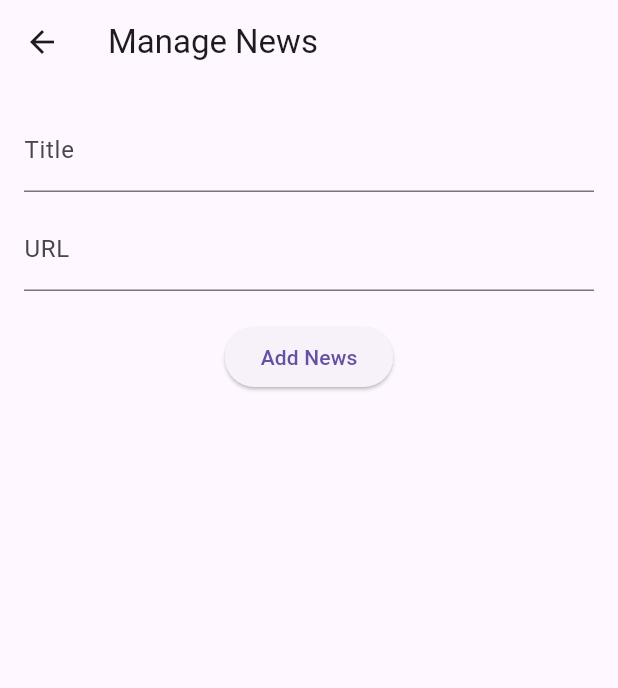
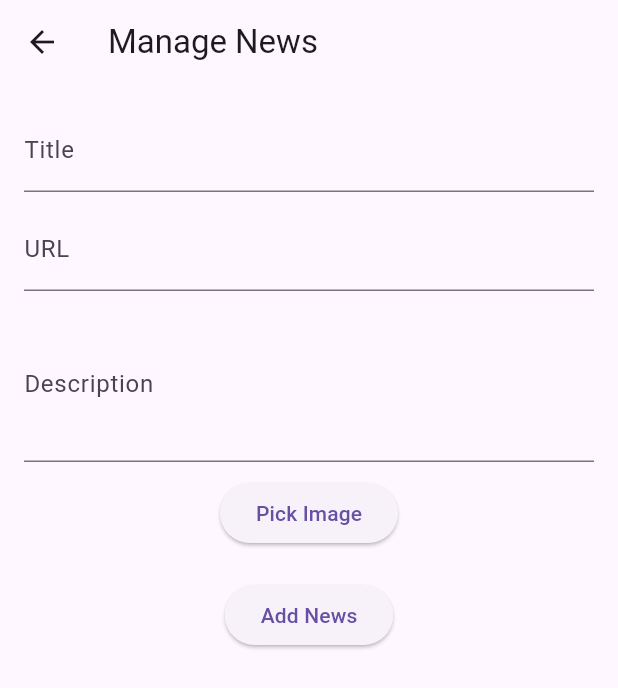
Before and after one commit to LazizbekDev/News_mobile, a Flutter app: the ManageNewsScreen screen opened directly, after a tap on "Add News", on a phone screen of 412 x 824 dp. Shown: the top 688 px of the screen. Run offline on Flutter 3.47's test engine with Material 3 defaults, Android fonts, the phone set to English and light mode, and no system bars; drawn by our look-alikes of carousel_slider; our stand-ins replace bloc, flutter_bloc, flutter_dotenv, image_picker, isar; accounts and stored records are empty; generated files the repository leaves out were written again; network calls fail.

Commit message:
part 'local_news_article.g.dart'; i lost my day

```diff
--- a/lib/data/local/news_api_service.dart
+++ b/lib/data/local/news_api_service.dart
@@ -36,6 +36,12 @@ class IsarService {
     });
   }
 
+  Future<void> updateArticle(LocalNewsArticle updatedArticle) async {
+    await isar.writeTxn(() async {
+      await isar.localNewsArticles.put(updatedArticle);
+    });
+  }
+
   Future<void> deleteArticle(int id) async {
     await isar.writeTxn(() async {
       await isar.localNewsArticles.delete(id);
--- a/lib/data/models/local_news_article.dart
+++ b/lib/data/models/local_news_article.dart
@@ -1,6 +1,5 @@
 import 'package:isar/isar.dart';
 import 'package:news_app/data/models/news_article.dart';
-
 part 'local_news_article.g.dart';
 
 @Collection()
@@ -30,4 +29,21 @@ class LocalNewsArticle {
       publishedAt: article.publishedAt.toIso8601String(),
     );
   }
+
+  LocalNewsArticle copyWith({
+    int? id,
+    String? title,
+    String? description,
+    String? url,
+    String? imageUrl,
+    String? publishedAt,
+  }) {
+    return LocalNewsArticle(
+      title: title ?? this.title,
+      description: description ?? this.description,
+      url: url ?? this.url,
+      imageUrl: imageUrl ?? this.imageUrl,
+      publishedAt: publishedAt ?? this.publishedAt,
+    )..id = id ?? this.id;
+  }
 }
--- a/lib/logic/local_news_bloc/local_news_event.dart
+++ b/lib/logic/local_news_bloc/local_news_event.dart
@@ -13,4 +13,9 @@ class DeleteNews extends LocalNewsEvent {
   DeleteNews(this.id);
 }
 
+class UpdateNews extends LocalNewsEvent {
+  final LocalNewsArticle updatedArticle;
+  UpdateNews(this.updatedArticle);
+}
+
 class LoadLocalNews extends LocalNewsEvent {}
--- a/lib/screens/manage_news_screen.dart
+++ b/lib/screens/manage_news_screen.dart
@@ -1,5 +1,9 @@
+import 'dart:io';
+
 import 'package:flutter/material.dart';
 import 'package:flutter_bloc/flutter_bloc.dart';
+import 'package:image_picker/image_picker.dart';
+import 'package:path_provider/path_provider.dart';
 import 'package:news_app/data/models/local_news_article.dart';
 import 'package:news_app/logic/local_news_bloc/local_news_bloc.dart';
 import 'package:news_app/widgets/local_news_carousel.dart';
@@ -14,12 +18,89 @@ class ManageNewsScreen extends StatefulWidget {
 class _ManageNewsScreenState extends State<ManageNewsScreen> {
   final _titleController = TextEditingController();
   final _urlController = TextEditingController();
+  final _descriptionController = TextEditingController();
+  File? _imageFile;
+  LocalNewsArticle? _editingArticle;
 
   @override
   void initState() {
     super.initState();
     debugPrint("ManageNewsScreen - dispatching LoadLocalNews");
     context.read<LocalNewsBloc>().add(LoadLocalNews());
+  }
+
+  Future<void> _pickImage() async {
+    final pickedFile =
+        await ImagePicker().pickImage(source: ImageSource.gallery);
+    if (pickedFile == null) return;
+
+    final File tempImage = File(pickedFile.path);
+    final Directory appDir = await getApplicationDocumentsDirectory();
+    final String fileName = pickedFile.path.split('/').last;
+    final File savedImage = await tempImage.copy('${appDir.path}/$fileName');
+
+    setState(() {
+      _imageFile = savedImage;
+    });
+  }
+
+  void _addNews() {
+    final title = _titleController.text.trim();
+    final url = _urlController.text.trim();
+    final description = _descriptionController.text.trim();
+    final imageUrl = _imageFile?.path ?? "";
+
+    if (title.isNotEmpty &&
+        url.isNotEmpty &&
+        description.isNotEmpty &&
+        imageUrl.isNotEmpty) {
+      if (_editingArticle != null) {
+        final updatedArticle = _editingArticle!.copyWith(
+          title: title,
+          url: url,
+          description: description,
+          imageUrl: imageUrl,
+          publishedAt: DateTime.now().toIso8601String(),
+        );
+
+        context.read<LocalNewsBloc>().add(UpdateNews(updatedArticle));
+        debugPrint("updated");
+      } else {
+        final newArticle = LocalNewsArticle(
+          title: title,
+          url: url,
+          description: description,
+          imageUrl: imageUrl,
+          publishedAt: DateTime.now().toIso8601String(),
+        );
+
+        context.read<LocalNewsBloc>().add(AddNews(newArticle));
+      }
+
+      _clearForm();
+    }
+  }
+
+  void _editNews(LocalNewsArticle article) {
+    _titleController.text = article.title;
+    _urlController.text = article.url;
+    _descriptionController.text = article.description ?? "";
+
+    setState(() {
+      _imageFile = article.imageUrl != null ? File(article.imageUrl!) : null;
+      _editingArticle = article;
+    });
+  }
+
+  void _clearForm() {
+    _titleController.clear();
+    _urlController.clear();
+    _descriptionController.clear();
+
+    setState(() {
+      _imageFile = null;
+      _editingArticle = null;
+    });
   }
 
   @override
@@ -39,26 +120,49 @@ class _ManageNewsScreenState extends State<ManageNewsScreen> {
               controller: _urlController,
               decoration: const InputDecoration(labelText: "URL"),
             ),
+            const SizedBox(height: 10),
+            TextField(
+              controller: _descriptionController,
+              decoration: const InputDecoration(labelText: "Description"),
+              maxLines: 3,
+            ),
+            const SizedBox(height: 10),
+            _imageFile != null
+                ? Image.file(
+                    _imageFile!,
+                    height: 150,
+                    width: double.infinity,
+                    fit: BoxFit.cover,
+                  )
+                : const SizedBox(),
+            ElevatedButton(
+              onPressed: _pickImage,
+              child: const Text("Pick Image"),
+            ),
             const SizedBox(height: 20),
             ElevatedButton(
-              onPressed: () {
-                final title = _titleController.text.trim();
-                final url = _urlController.text.trim();
-                if (title.isNotEmpty && url.isNotEmpty) {
-                  final article = LocalNewsArticle(
-                    title: title,
-                    url: url,
-                    publishedAt: DateTime.now().toIso8601String(),
-                  );
-                  context.read<LocalNewsBloc>().add(AddNews(article));
-                  _titleController.clear();
-                  _urlController.clear();
-                }
-              },
+              onPressed: _addNews,
               child: const Text("Add News"),
             ),
             const SizedBox(height: 20),
-            const LocalNewsCarousel(),
+            BlocBuilder<LocalNewsBloc, LocalNewsState>(
+                builder: (context, state) {
+              if (state is LocalNewsLoaded) {
+                return LocalNewsCarousel(
+                  articles: state.articles,
+                  isManageMode: true,
+                  onEdit: _editNews,
+                  onDelete: (article) => {
+                    context.read<LocalNewsBloc>().add(DeleteNews(article.id))
+                  },
+                );
+              } else if (state is LocalNewsLoading) {
+                return const Center(
+                  child: CircularProgressIndicator(),
+                );
+              }
+              return const SizedBox.shrink();
+            })
           ],
         ),
       ),
@@ -69,6 +173,7 @@ class _ManageNewsScreenState extends State<ManageNewsScreen> {
   void dispose() {
     _titleController.dispose();
     _urlController.dispose();
+    _descriptionController.dispose();
     super.dispose();
   }
 }
```
Also changed, not shown: lib/logic/local_news_bloc/local_news_bloc.dart (+10 -0 lines), lib/screens/news_screen.dart (+16 -6 lines), lib/widgets/image_from_file.dart (added, +39 -0 lines), lib/widgets/local_news_carousel.dart (+79 -41 lines), pubspec.yaml (+6 -4 lines), pubspec.lock, 5 other files.
